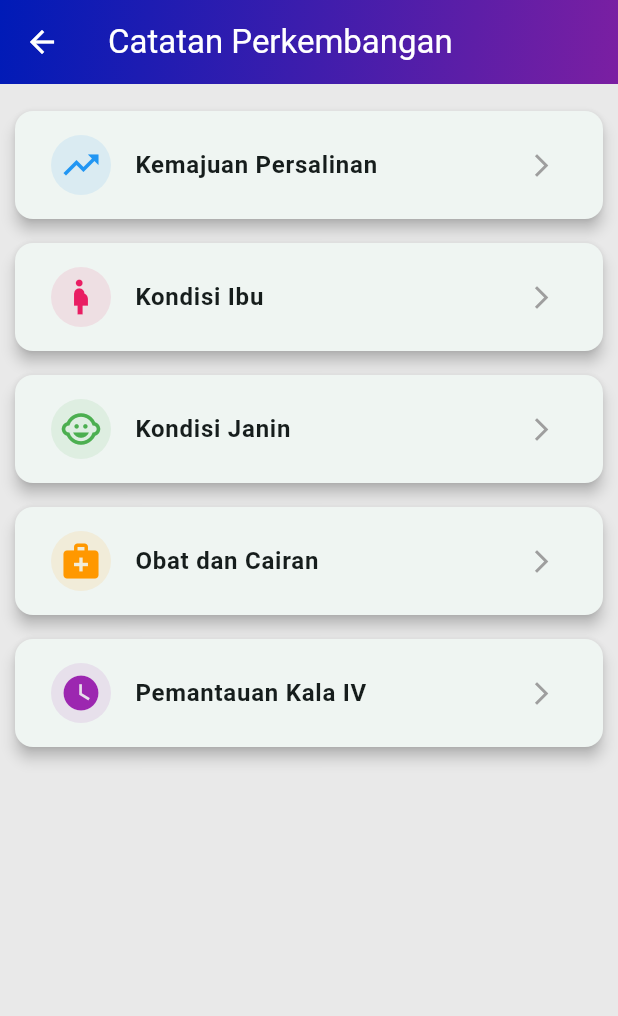
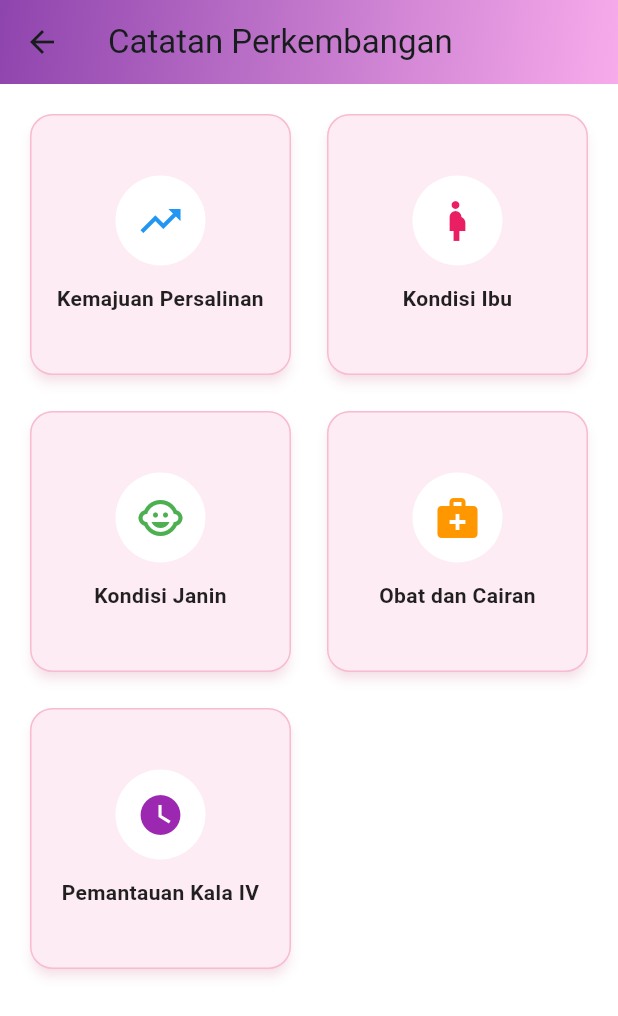
Before and after one commit to Asddqphn1/app_partograf, a Flutter app: the DetailPasien screen opened directly with empty values, on a phone screen of 412 x 824 dp. Shown: the top 1016 px of the screen. Run offline on Flutter 3.47's test engine with Material 3 defaults, Android fonts, the light colour scheme and no system bars; our stand-ins replace cloud_firestore, firebase_auth, firebase_core, fl_chart, google_sign_in; accounts and stored records are empty.

Commit message:
🔥feat: Refactor DetailPasien widget to use GridView and improve UI elements

```diff
--- a/lib/modules/pasien/detail_pasien.dart
+++ b/lib/modules/pasien/detail_pasien.dart
@@ -1,87 +1,72 @@
-import 'package:cloud_firestore/cloud_firestore.dart';
 import 'package:flutter/material.dart';
 import 'package:partograf/modules/home/home.dart';
 import 'package:partograf/modules/pasien/catatanPerkembangan/kemajuan_persalinan.dart';
 import 'package:partograf/modules/pasien/catatanPerkembangan/kondisi_ibu.dart';
 import 'package:partograf/modules/pasien/catatanPerkembangan/kondisi_janin.dart';
 import 'package:partograf/modules/pasien/catatanPerkembangan/obat_dan_cairan.dart';
-import 'package:partograf/modules/pasien/catatanPerkembangan/pemantauan_kala_IV.dart ';
+import 'package:partograf/modules/pasien/catatanPerkembangan/pemantauan_kala_IV.dart';
 
 class DetailPasien extends StatelessWidget {
+  final String pasienId;
+  final String userId;
 
-  String pasienId;
-  String userId;
-  DetailPasien({super.key, required this.pasienId, required this.userId});
+  const DetailPasien({super.key, required this.pasienId, required this.userId});
 
   @override
   Widget build(BuildContext context) {
-
-
+    // Data untuk setiap item menu
     final List<Map<String, dynamic>> menuItems = [
-      {
-        'title': 'Kemajuan Persalinan',
-        'icon': Icons.trending_up,
-        'color': Colors.blue,
-      },
-      {
-        'title': 'Kondisi Ibu',
-        'icon': Icons.pregnant_woman,
-        'color': Colors.pink,
-      },
-      {
-        'title': 'Kondisi Janin',
-        'icon': Icons.child_care,
-        'color': Colors.green,
-      },
-      {
-        'title': 'Obat dan Cairan',
-        'icon': Icons.medical_services,
-        'color': Colors.orange,
-      },
-      {
-        'title': 'Pemantauan Kala IV',
-        'icon': Icons.watch_later,
-        'color': Colors.purple,
-      },
+      {'title': 'Kemajuan Persalinan', 'icon': Icons.trending_up, 'color': Colors.blue},
+      {'title': 'Kondisi Ibu', 'icon': Icons.pregnant_woman, 'color': Colors.pink},
+      {'title': 'Kondisi Janin', 'icon': Icons.child_care, 'color': Colors.green},
+      {'title': 'Obat dan Cairan', 'icon': Icons.medical_services, 'color': Colors.orange},
+      {'title': 'Pemantauan Kala IV', 'icon': Icons.watch_later, 'color': Colors.purple},
     ];
 
     return Scaffold(
-      backgroundColor: Color(0xFFE9E9E9),
+      // Mengubah warna background agar sesuai dengan gambar referensi
+      backgroundColor: Colors.white,
       appBar: AppBar(
         title: const Text('Catatan Perkembangan'),
-        backgroundColor: Color(0xFFE9E9E9),
-        foregroundColor: Colors.white,
+        backgroundColor: Colors.transparent, // Membuat AppBar transparan
+        elevation: 0, // Menghilangkan bayangan
         flexibleSpace: Container(
-          decoration: BoxDecoration(
+          decoration: const BoxDecoration(
             gradient: LinearGradient(
-              colors: [
-                Color(0xFF001BB7),
-                Color(0xFF7B1FA2),
-              ], // Biru Royal ke Ungu Tua
+              colors: [Color(0xFF8E44AD), Color(0xFFF8ABEB)], // Gradient ungu ke pink
               begin: Alignment.topLeft,
               end: Alignment.bottomRight,
             ),
           ),
         ),
       ),
-      body: ListView.builder(
-        padding: const EdgeInsets.all(10.0),
+      // Mengganti ListView dengan GridView
+      body: GridView.builder(
+        padding: const EdgeInsets.all(16.0),
+        // Konfigurasi grid
+        gridDelegate: const SliverGridDelegateWithFixedCrossAxisCount(
+          crossAxisCount: 2, // 2 kolom
+          crossAxisSpacing: 16, // Jarak horizontal antar item
+          mainAxisSpacing: 16, // Jarak vertikal antar item
+          childAspectRatio: 1, // Membuat item menjadi persegi
+        ),
         itemCount: menuItems.length,
         itemBuilder: (context, index) {
           final item = menuItems[index];
-          return _buildDetailCard(
+          // Menggunakan widget baru untuk item grid
+          return _buildMenuGridItem(
             context: context,
             title: item['title'],
             icon: item['icon'],
             iconColor: item['color'],
             onTap: () {
+              // Logika navigasi tetap sama
               final String title = item['title'];
-
               Widget destinationPage;
 
               switch (title) {
                 case 'Kemajuan Persalinan':
-                  destinationPage = KemajuanPersalinan(userId: userId, pasienId: pasienId,);
+                  destinationPage = KemajuanPersalinan(userId: userId, pasienId: pasienId);
                   break;
                 case 'Kondisi Ibu':
                   destinationPage = const KondisiIbu();
@@ -96,7 +81,7 @@ class DetailPasien extends StatelessWidget {
                   destinationPage = const PemantauanKalaIv();
                   break;
                 default:
-                  destinationPage = Home();
+                  destinationPage = Home(user: userId);
               }
 
               Navigator.push(
@@ -110,8 +95,8 @@ class DetailPasien extends StatelessWidget {
     );
   }
 
-  /// Widget helper untuk membuat card menu yang seragam
-  Widget _buildDetailCard({
+  /// Widget helper BARU untuk membuat item grid yang kotak
+  Widget _buildMenuGridItem({
     required BuildContext context,
     required String title,
     required IconData icon,
@@ -119,28 +104,42 @@ class DetailPasien extends StatelessWidget {
     required VoidCallback onTap,
   }) {
     return Card(
-      elevation: 4,
-      margin: const EdgeInsets.symmetric(vertical: 8.0),
-      shape: RoundedRectangleBorder(borderRadius: BorderRadius.circular(12)),
+      elevation: 3,
+      // Warna kartu pink seperti pada gambar
+      color: const Color(0xFFFDECF4),
+      shadowColor: Colors.pink.withOpacity(0.2),
+      shape: RoundedRectangleBorder(
+        borderRadius: BorderRadius.circular(15),
+        // Menambahkan border seperti pada gambar
+        side: BorderSide(color: Colors.pink.shade100, width: 1),
+      ),
       child: InkWell(
         onTap: onTap,
-        borderRadius: BorderRadius.circular(12),
+        borderRadius: BorderRadius.circular(15),
         child: Padding(
-          padding: const EdgeInsets.all(8.0),
-          child: ListTile(
-            leading: CircleAvatar(
-              backgroundColor: iconColor.withOpacity(0.1),
-              child: Icon(icon, color: iconColor, size: 28),
-            ),
-            title: Text(
-              title,
-              style: const TextStyle(fontWeight: FontWeight.w600, fontSize: 16),
-            ),
-            trailing: const Icon(
-              Icons.arrow_forward_ios,
-              color: Colors.grey,
-              size: 18,
-            ),
+          padding: const EdgeInsets.all(12.0),
+          child: Column(
+            mainAxisAlignment: MainAxisAlignment.center,
+            crossAxisAlignment: CrossAxisAlignment.center,
+            children: [
+              // Lingkaran putih untuk ikon
+              CircleAvatar(
+                radius: 30,
+                backgroundColor: Colors.white,
+                child: Icon(icon, color: iconColor, size: 32),
+              ),
+              const SizedBox(height: 12),
+              // Judul item
+              Text(
+                title,
+                textAlign: TextAlign.center,
+                style: const TextStyle(
+                  fontWeight: FontWeight.w600,
+                  fontSize: 14,
+                  color: Colors.black87,
+                ),
+              ),
+            ],
           ),
         ),
       ),
```
